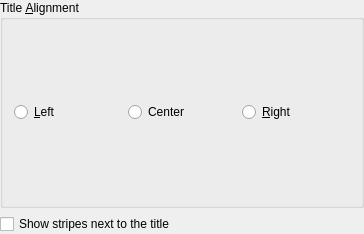
Above: clients/oxygen/config/oxygenconfig.ui from KDE/kwin before the change. Below: the same form after it.
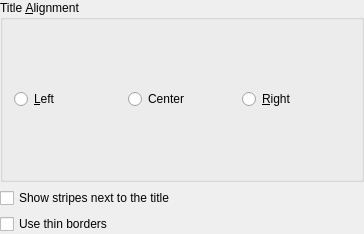
That is the form after the change.

Commit message: Add option "Use thin borders"

Patch:
```diff
--- a/clients/oxygen/config/oxygenconfig.ui
+++ b/clients/oxygen/config/oxygenconfig.ui
@@ -59,9 +59,16 @@
      </property>
     </widget>
    </item>
+   <item>
+    <widget class="QCheckBox" name="thinBorders">
+     <property name="text">
+      <string>Use thin borders</string>
+     </property>
+    </widget>
+   </item>
   </layout>
  </widget>
- <layoutdefault spacing="6" margin="11" />
+ <layoutdefault spacing="6" margin="11"/>
  <pixmapfunction>qPixmapFromMimeSource</pixmapfunction>
  <resources/>
  <connections/>
```
Left out of the diff: 39 changed lines with no effect on the pictures. The commit also changes 4 other files.
